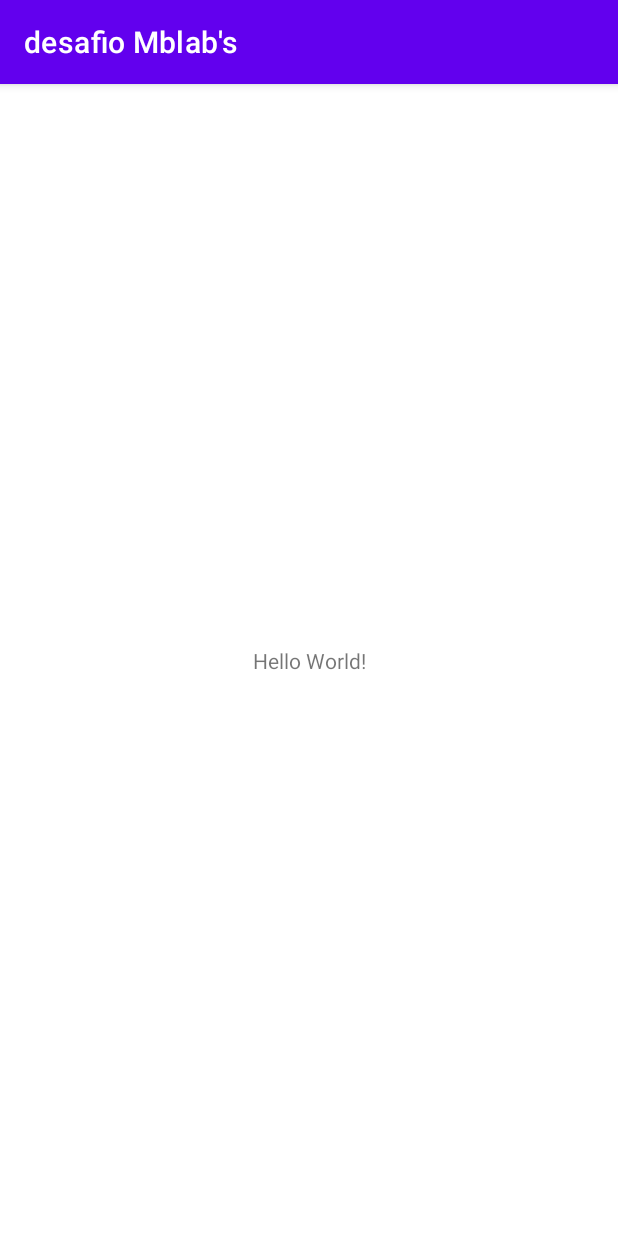
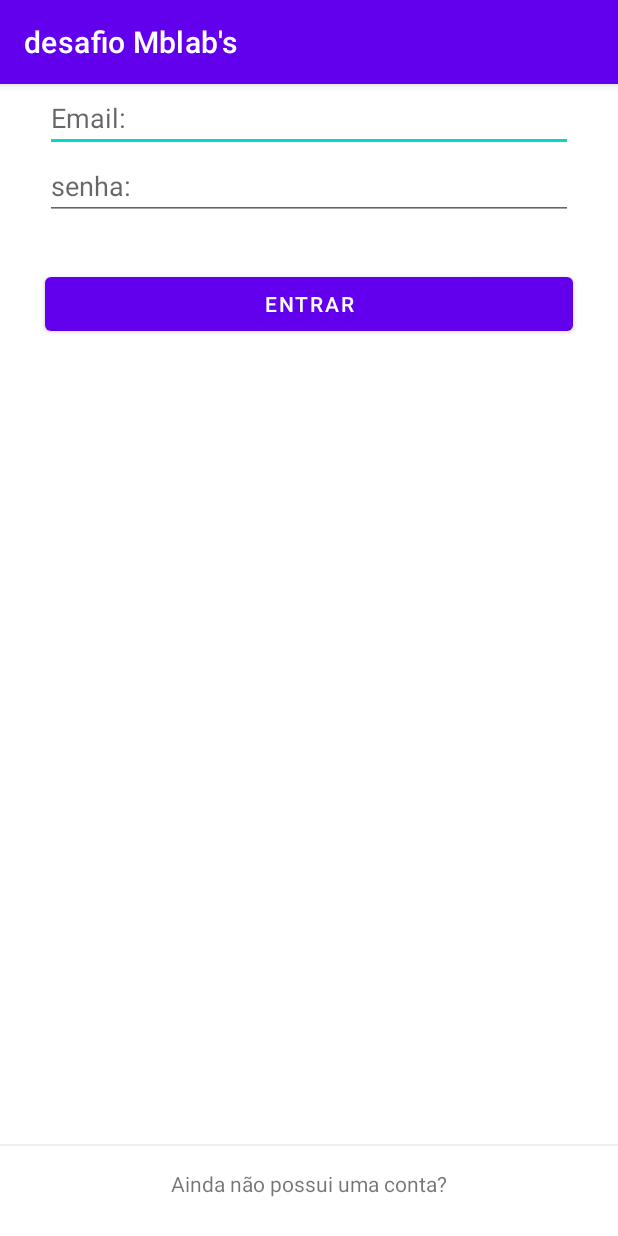
Before and after one commit to marcelodonato/desafioMblabs, an Android app: the screen it shows after launch (MainActivity), on a phone screen of 412 x 824 dp. Run offline under Robolectric (Android 15) with nearby library versions, the phone set to English and light mode, and no system bars; our stand-ins replace data binding.

Commit message:
layout login

```diff
--- a/app/build.gradle
+++ b/app/build.gradle
@@ -14,6 +14,10 @@ android {
         versionName "1.0"
 
         testInstrumentationRunner "androidx.test.runner.AndroidJUnitRunner"
+    }
+
+    dataBinding {
+        enabled true
     }
 
     buildTypes {
--- a/app/src/main/AndroidManifest.xml
+++ b/app/src/main/AndroidManifest.xml
@@ -10,7 +10,13 @@
         android:supportsRtl="true"
         android:theme="@style/Theme.DesafioMblabs">
         <activity
-            android:name=".MainActivity"
+            android:name=".register.RegisterActivity"
+            android:exported="true" />
+        <activity
+            android:name=".login.LoginActivity"
+            android:exported="true" />
+        <activity
+            android:name=".home.MainActivity"
             android:exported="true">
             <intent-filter>
                 <action android:name="android.intent.action.MAIN" />
--- a/app/src/main/java/com/marcelodonato/desafiomblabs/home/MainActivity.kt
+++ b/app/src/main/java/com/marcelodonato/desafiomblabs/home/MainActivity.kt
@@ -1,11 +1,41 @@
-package com.marcelodonato.desafiomblabs
+package com.marcelodonato.desafiomblabs.home
 
+import android.content.Intent
 import androidx.appcompat.app.AppCompatActivity
 import android.os.Bundle
+import androidx.databinding.DataBindingUtil
+import com.marcelodonato.desafiomblabs.R
+import com.marcelodonato.desafiomblabs.databinding.ActivityLoginBinding
+import com.marcelodonato.desafiomblabs.register.RegisterActivity
 
 class MainActivity : AppCompatActivity() {
+
+    private lateinit var binding: ActivityLoginBinding
+
     override fun onCreate(savedInstanceState: Bundle?) {
         super.onCreate(savedInstanceState)
-        setContentView(R.layout.activity_main)
+        startBinding()
+        clickToRegister()
+
+
     }
+
+    private fun startBinding(){
+        binding = DataBindingUtil.setContentView(this, R.layout.activity_login)
+        binding.root
+    }
+
+
+    private fun clickToRegister(){
+        binding.txtLogin.setOnClickListener {
+            goToRegisterActivity()
+        }
+    }
+
+
+    private fun goToRegisterActivity(){
+        val loginIntent = Intent(this, RegisterActivity::class.java)
+        startActivity(loginIntent)
+    }
+
 }
--- a/app/src/main/java/com/marcelodonato/desafiomblabs/login/LoginActivity.kt
+++ b/app/src/main/java/com/marcelodonato/desafiomblabs/login/LoginActivity.kt
@@ -2,6 +2,7 @@ package com.marcelodonato.desafiomblabs.login
 
 import androidx.appcompat.app.AppCompatActivity
 import android.os.Bundle
+import com.marcelodonato.desafiomblabs.R
 
 class LoginActivity : AppCompatActivity() {
     override fun onCreate(savedInstanceState: Bundle?) {
--- a/app/src/main/java/com/marcelodonato/desafiomblabs/register/RegisterActivity.kt
+++ b/app/src/main/java/com/marcelodonato/desafiomblabs/register/RegisterActivity.kt
@@ -2,6 +2,7 @@ package com.marcelodonato.desafiomblabs.register
 
 import androidx.appcompat.app.AppCompatActivity
 import android.os.Bundle
+import com.marcelodonato.desafiomblabs.R
 
 class RegisterActivity : AppCompatActivity() {
     override fun onCreate(savedInstanceState: Bundle?) {
--- a/app/src/main/res/layout/activity_login.xml
+++ b/app/src/main/res/layout/activity_login.xml
@@ -1,9 +1,75 @@
 <?xml version="1.0" encoding="utf-8"?>
-<androidx.constraintlayout.widget.ConstraintLayout xmlns:android="http://schemas.android.com/apk/res/android"
+<layout xmlns:android="http://schemas.android.com/apk/res/android"
     xmlns:app="http://schemas.android.com/apk/res-auto"
-    xmlns:tools="http://schemas.android.com/tools"
-    android:layout_width="match_parent"
-    android:layout_height="match_parent"
-    tools:context=".login.LoginActivity">
+    xmlns:tools="http://schemas.android.com/tools">
 
-</androidx.constraintlayout.widget.ConstraintLayout>
+
+    <androidx.constraintlayout.widget.ConstraintLayout
+        android:layout_width="match_parent"
+        android:layout_height="match_parent"
+        tools:context=".login.LoginActivity">
+
+        <androidx.constraintlayout.widget.Guideline
+            android:id="@+id/guideline_start"
+            android:layout_width="wrap_content"
+            android:layout_height="wrap_content"
+            android:orientation="vertical"
+            app:layout_constraintGuide_begin="30dp" />
+
+        <androidx.constraintlayout.widget.Guideline
+            android:id="@+id/guideline_end"
+            android:layout_width="wrap_content"
+            android:layout_height="wrap_content"
+            android:orientation="vertical"
+            app:layout_constraintGuide_end="30dp" />
+
+        <EditText
+            android:id="@+id/login_email"
+            android:layout_width="0dp"
+            android:layout_height="wrap_content"
+            android:hint="@string/email"
+            android:inputType="textEmailAddress"
+            app:layout_constraintEnd_toEndOf="@+id/guideline_end"
+            app:layout_constraintStart_toStartOf="@+id/guideline_start"
+            app:layout_constraintTop_toTopOf="parent" />
+
+        <EditText
+            android:id="@+id/login_password"
+            android:layout_width="0dp"
+            android:layout_height="wrap_content"
+            android:hint="@string/senha"
+            android:inputType="textEmailAddress"
+            app:layout_constraintEnd_toEndOf="@+id/guideline_end"
+            app:layout_constraintStart_toStartOf="@+id/guideline_start"
+            app:layout_constraintTop_toBottomOf="@+id/login_email" />
+
+        <Button
+            android:layout_width="0dp"
+            android:layout_height="wrap_content"
+            android:layout_marginTop="32dp"
+            android:text="@string/login_button_text"
+            app:layout_constraintEnd_toEndOf="@id/guideline_end"
+            app:layout_constraintStart_toStartOf="@+id/guideline_start"
+            app:layout_constraintTop_toBottomOf="@+id/login_password" />
+
+        <View
+            android:layout_width="match_parent"
+            android:layout_height="1dp"
+            android:layout_marginBottom="15dp"
+            android:background="#EFEFEF"
+            app:layout_constraintBottom_toTopOf="@+id/txt_login"
+            app:layout_constraintEnd_toEndOf="parent"
+            app:layout_constraintStart_toStartOf="parent" />
+
+        <TextView
+            android:id="@+id/txt_login"
+            android:layout_width="wrap_content"
+            android:layout_height="wrap_content"
+            android:layout_marginBottom="25dp"
+            android:text="@string/does_not_have_account"
+            app:layout_constraintBottom_toBottomOf="parent"
+            app:layout_constraintEnd_toEndOf="@id/guideline_end"
+            app:layout_constraintStart_toStartOf="@id/guideline_start" />
+
+    </androidx.constraintlayout.widget.ConstraintLayout>
+</layout>
--- a/app/src/main/res/layout/activity_main.xml
+++ b/app/src/main/res/layout/activity_main.xml
@@ -4,7 +4,7 @@
     xmlns:tools="http://schemas.android.com/tools"
     android:layout_width="match_parent"
     android:layout_height="match_parent"
-    tools:context=".MainActivity">
+    tools:context=".home.MainActivity">
 
     <TextView
         android:layout_width="wrap_content"
--- a/app/src/main/res/values/strings.xml
+++ b/app/src/main/res/values/strings.xml
@@ -1,3 +1,7 @@
 <resources>
     <string name="app_name">desafio Mblab\'s</string>
+    <string name="email">Email:</string>
+    <string name="senha">senha:</string>
+    <string name="login_button_text">Entrar</string>
+    <string name="does_not_have_account">Ainda não possui uma conta?</string>
 </resources>
```
